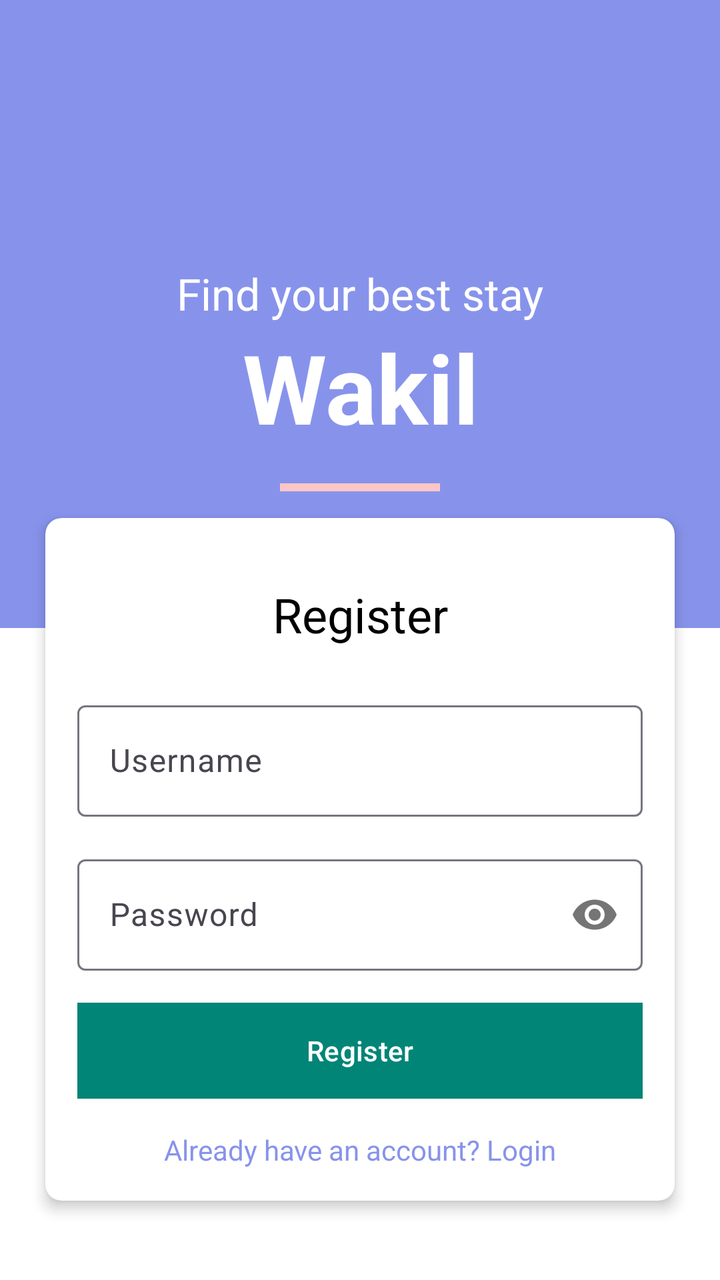
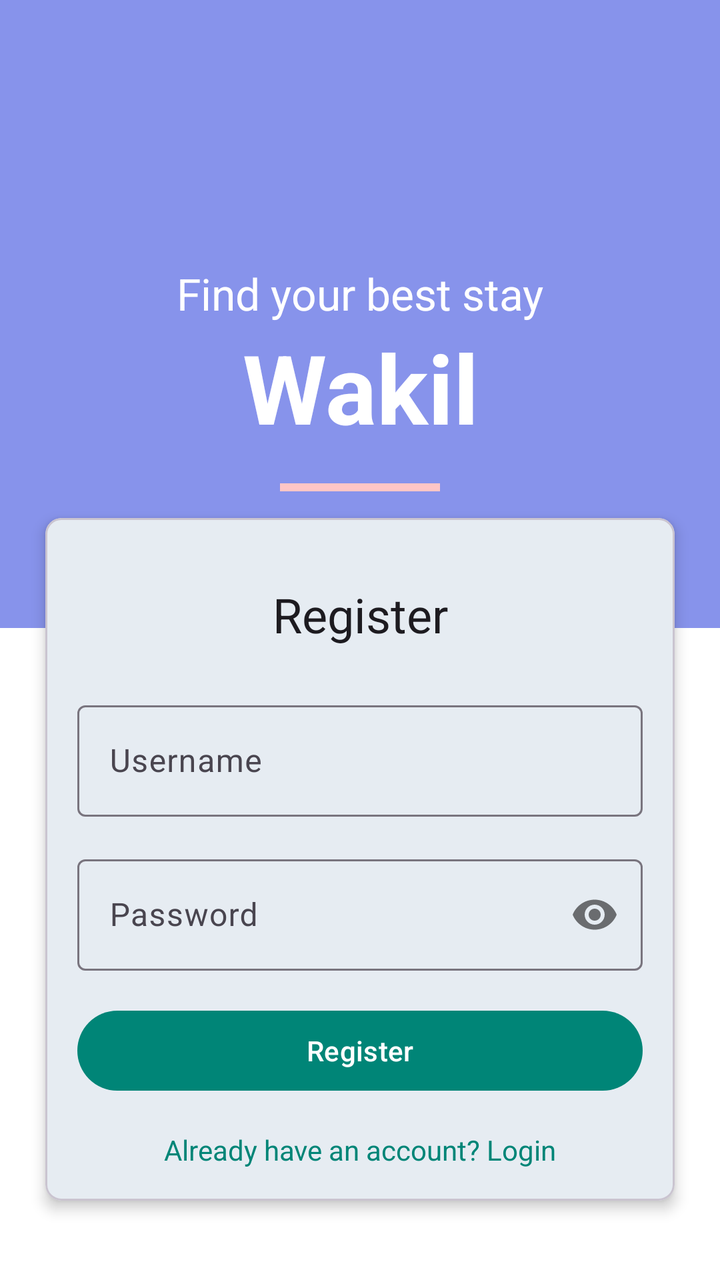

Before-and-after screenshots of an Android layout around one commit, followed by the original layout XML and the change that was made.
<!-- AndroidManifest.xml: application theme AppTheme -->
<!-- res/layout/activity_register.xml -->
<?xml version="1.0" encoding="utf-8"?>
<androidx.coordinatorlayout.widget.CoordinatorLayout xmlns:android="http://schemas.android.com/apk/res/android"
    xmlns:app="http://schemas.android.com/apk/res-auto"
    xmlns:tools="http://schemas.android.com/tools"
    android:layout_width="match_parent"
    android:layout_height="match_parent"
    android:background="#ffffff">

    <com.google.android.material.appbar.AppBarLayout
        android:layout_width="match_parent"
        android:layout_height="wrap_content"
        android:background="#8793eb"
        android:theme="@style/ThemeOverlay.AppCompat.Dark.ActionBar"
        app:elevation="0dp">

        <androidx.appcompat.widget.Toolbar
            android:id="@+id/toolbar"
            android:layout_width="match_parent"
            android:layout_height="?attr/actionBarSize"
            app:popupTheme="@style/ThemeOverlay.AppCompat.Light" />

    </com.google.android.material.appbar.AppBarLayout>

    <RelativeLayout
        android:layout_width="match_parent"
        android:layout_height="match_parent"
        app:layout_behavior="@string/appbar_scrolling_view_behavior">

        <ScrollView
            android:layout_width="match_parent"
            android:layout_height="match_parent">

            <LinearLayout
                android:layout_width="match_parent"
                android:layout_height="wrap_content"
                android:orientation="vertical">

                <LinearLayout
                    android:layout_width="match_parent"
                    android:layout_height="250dp"
                    android:background="#8793eb"
                    android:gravity="center"
                    android:orientation="vertical">

                    <TextView
                        android:layout_width="match_parent"
                        android:layout_height="wrap_content"
                        android:text="@string/backdrop_subtitle"
                        android:textAlignment="center"
                        android:textColor="#FFFFFF"
                        android:textSize="22sp" />

                    <TextView
                        android:layout_width="match_parent"
                        android:layout_height="wrap_content"
                        android:text="@string/app_name"
                        android:textAlignment="center"
                        android:textColor="#FFFFFF"
                        android:textSize="48sp"
                        android:textStyle="bold" />

                    <View
                        android:layout_width="80dp"
                        android:layout_height="4dp"
                        android:layout_marginTop="16dp"
                        android:background="#ffc6c6" />
                </LinearLayout>

                <androidx.cardview.widget.CardView
                    android:layout_width="match_parent"
                    android:layout_height="wrap_content"
                    android:layout_marginLeft="16dp"
                    android:layout_marginTop="-64dp"
                    android:layout_marginRight="16dp"
                    android:layout_marginBottom="16dp"
                    app:cardCornerRadius="8dp"
                    app:cardElevation="4dp"
                    app:cardUseCompatPadding="true">

                    <LinearLayout
                        android:layout_width="match_parent"
                        android:layout_height="wrap_content"
                        android:orientation="vertical"
                        android:padding="16dp">

                        <TextView
                            android:layout_width="match_parent"
                            android:layout_height="wrap_content"
                            android:layout_marginTop="16dp"
                            android:layout_marginBottom="24dp"
                            android:text="@string/register"
                            android:textAlignment="center"
                            android:textColor="#000000"
                            android:textSize="24sp" />

                        <com.google.android.material.textfield.TextInputLayout
                            android:layout_width="match_parent"
                            android:layout_height="wrap_content"
                            android:layout_marginBottom="16dp">

                            <EditText
                                android:id="@+id/et_username"
                                android:layout_width="match_parent"
                                android:layout_height="wrap_content"
                                android:hint="@string/username"
                                android:inputType="text"
                                android:maxLines="1" />
                        </com.google.android.material.textfield.TextInputLayout>

                        <com.google.android.material.textfield.TextInputLayout
                            android:layout_width="match_parent"
                            android:layout_height="wrap_content"
                            android:layout_marginBottom="16dp"
                            app:passwordToggleEnabled="true">

                            <EditText
                                android:id="@+id/et_password"
                                android:layout_width="match_parent"
                                android:layout_height="wrap_content"
                                android:hint="@string/password"
                                android:inputType="textPassword"
                                android:maxLines="1" />
                        </com.google.android.material.textfield.TextInputLayout>

                        <Button
                            android:id="@+id/btn_register"
                            android:layout_width="match_parent"
                            android:layout_height="wrap_content"
                            android:background="#8793eb"
                            android:text="@string/register"
                            android:textColor="#ffffff" />

                        <TextView
                            android:id="@+id/tv_login"
                            android:layout_width="match_parent"
                            android:layout_height="wrap_content"
                            android:layout_marginTop="16dp"
                            android:gravity="center"
                            android:text="@string/already_have_account"
                            android:textColor="#8793eb" />

                    </LinearLayout>

                </androidx.cardview.widget.CardView>
            </LinearLayout>
        </ScrollView>
    </RelativeLayout>
</androidx.coordinatorlayout.widget.CoordinatorLayout>
<!-- resources referenced by this layout -->
<resources>
  <string name="already_have_account">Already have an account? Login</string>
  <string name="app_name">Wakil</string>
  <string name="backdrop_subtitle">Find your best stay</string>
  <string name="password">Password</string>
  <string name="register">Register</string>
  <string name="username">Username</string>
  <style name="AppTheme" parent="Theme.Material3.Light.NoActionBar">
          
          <item name="colorPrimary">@color/colorPrimary</item>
          <item name="colorOnPrimary">#FFFFFF</item>
          <item name="colorPrimaryContainer">#D8E2FF</item>
          <item name="colorOnPrimaryContainer">#001A41</item>
          <item name="colorSecondary">#565E71</item>
          <item name="colorOnSecondary">#FFFFFF</item>
          <item name="colorAccent">@color/colorAccent</item>
      </style>
  <color name="colorPrimary">#008577</color>
  <color name="colorAccent">#D81B60</color>
</resources>

<!-- the commit's change to res/layout/activity_register.xml (unified diff, before → after) -->
@@ -10,14 +10,12 @@
         android:layout_width="match_parent"
         android:layout_height="wrap_content"
         android:background="#8793eb"
-        android:theme="@style/ThemeOverlay.AppCompat.Dark.ActionBar"
         app:elevation="0dp">
 
-        <androidx.appcompat.widget.Toolbar
+        <com.google.android.material.appbar.MaterialToolbar
             android:id="@+id/toolbar"
             android:layout_width="match_parent"
-            android:layout_height="?attr/actionBarSize"
-            app:popupTheme="@style/ThemeOverlay.AppCompat.Light" />
+            android:layout_height="?attr/actionBarSize" />
 
     </com.google.android.material.appbar.AppBarLayout>
 
@@ -66,7 +64,7 @@
                         android:background="#ffc6c6" />
                 </LinearLayout>
 
-                <androidx.cardview.widget.CardView
+                <com.google.android.material.card.MaterialCardView
                     android:layout_width="match_parent"
                     android:layout_height="wrap_content"
                     android:layout_marginLeft="16dp"
@@ -90,15 +88,16 @@
                             android:layout_marginBottom="24dp"
                             android:text="@string/register"
                             android:textAlignment="center"
-                            android:textColor="#000000"
+                            android:textColor="?attr/colorOnSurface"
                             android:textSize="24sp" />
 
                         <com.google.android.material.textfield.TextInputLayout
+                            style="@style/Widget.Material3.TextInputLayout.OutlinedBox"
                             android:layout_width="match_parent"
                             android:layout_height="wrap_content"
                             android:layout_marginBottom="16dp">
 
-                            <EditText
+                            <com.google.android.material.textfield.TextInputEditText
                                 android:id="@+id/et_username"
                                 android:layout_width="match_parent"
                                 android:layout_height="wrap_content"
@@ -108,12 +107,13 @@
                         </com.google.android.material.textfield.TextInputLayout>
 
                         <com.google.android.material.textfield.TextInputLayout
+                            style="@style/Widget.Material3.TextInputLayout.OutlinedBox"
                             android:layout_width="match_parent"
                             android:layout_height="wrap_content"
                             android:layout_marginBottom="16dp"
                             app:passwordToggleEnabled="true">
 
-                            <EditText
+                            <com.google.android.material.textfield.TextInputEditText
                                 android:id="@+id/et_password"
                                 android:layout_width="match_parent"
                                 android:layout_height="wrap_content"
@@ -122,13 +122,12 @@
                                 android:maxLines="1" />
                         </com.google.android.material.textfield.TextInputLayout>
 
-                        <Button
+                        <com.google.android.material.button.MaterialButton
                             android:id="@+id/btn_register"
+                            style="@style/Widget.Material3.Button"
                             android:layout_width="match_parent"
                             android:layout_height="wrap_content"
-                            android:background="#8793eb"
-                            android:text="@string/register"
-                            android:textColor="#ffffff" />
+                            android:text="@string/register" />
 
                         <TextView
                             android:id="@+id/tv_login"
@@ -137,11 +136,11 @@
                             android:layout_marginTop="16dp"
                             android:gravity="center"
                             android:text="@string/already_have_account"
-                            android:textColor="#8793eb" />
+                            android:textColor="?attr/colorPrimary" />
 
                     </LinearLayout>
 
-                </androidx.cardview.widget.CardView>
+                </com.google.android.material.card.MaterialCardView>
             </LinearLayout>
         </ScrollView>
     </RelativeLayout>
